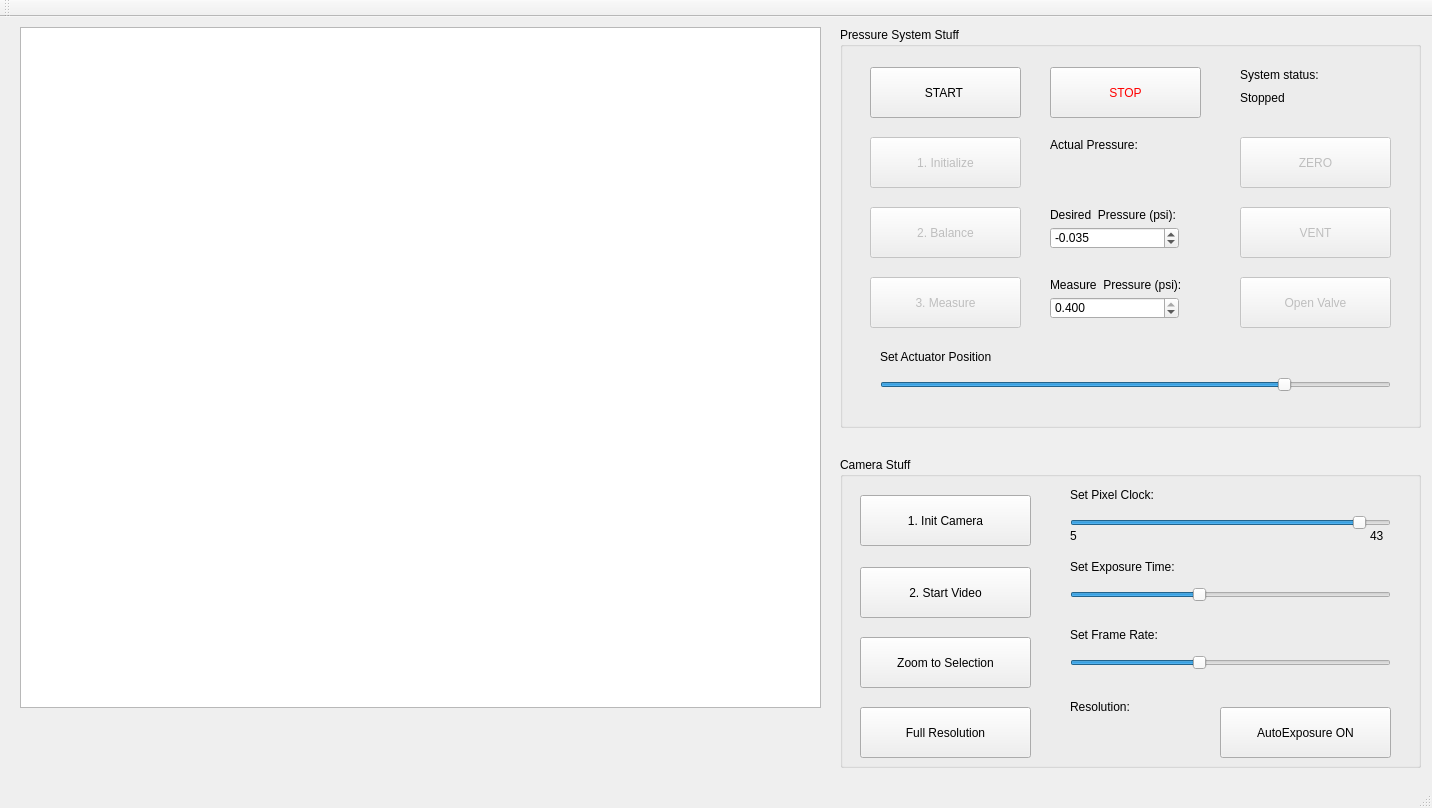
Old version of the form mainwindow.ui in the repository liviaz/PressureSystem.
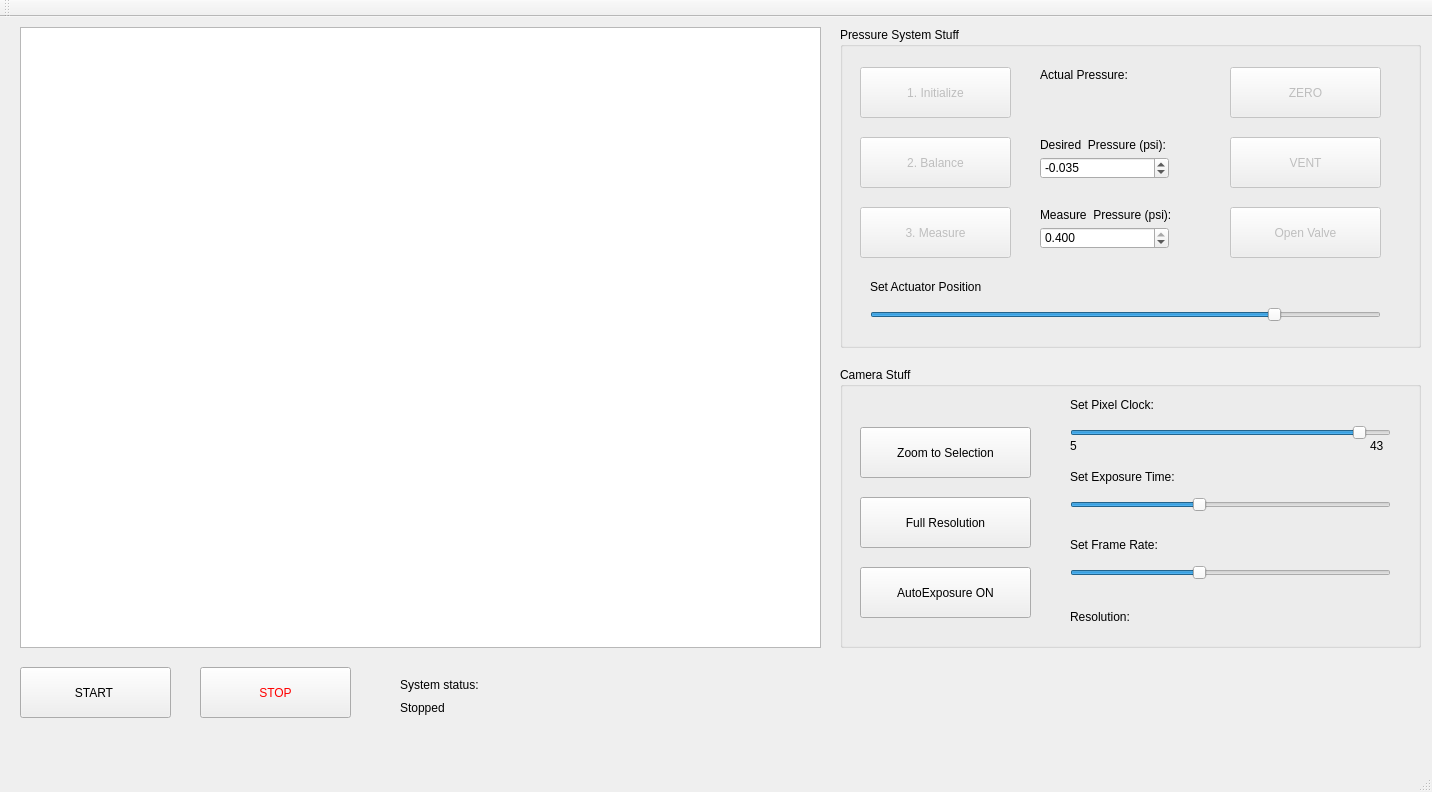
New version of the form.

Commit message:
can auto-crop ROI and take a video
But getting ROI back to normal not working

Diff of the .ui file:
```diff
--- a/mainwindow.ui
+++ b/mainwindow.ui
@@ -7,7 +7,7 @@
     <x>0</x>
     <y>0</y>
     <width>1432</width>
-    <height>808</height>
+    <height>792</height>
    </rect>
   </property>
   <property name="windowTitle">
@@ -20,7 +20,7 @@
       <x>20</x>
       <y>10</y>
       <width>801</width>
-      <height>681</height>
+      <height>621</height>
      </rect>
     </property>
     <property name="sizePolicy">
@@ -39,7 +39,7 @@
       <x>840</x>
       <y>10</y>
       <width>581</width>
-      <height>401</height>
+      <height>321</height>
      </rect>
     </property>
     <property name="styleSheet">
@@ -55,8 +55,8 @@
      </property>
      <property name="geometry">
       <rect>
-       <x>400</x>
-       <y>180</y>
+       <x>390</x>
+       <y>110</y>
        <width>151</width>
        <height>51</height>
       </rect>
@@ -74,8 +74,8 @@
     <widget class="QDoubleSpinBox" name="measurePressureDouble">
      <property name="geometry">
       <rect>
-       <x>210</x>
-       <y>270</y>
+       <x>200</x>
+       <y>200</y>
        <width>129</width>
        <height>22</height>
       </rect>
@@ -111,8 +111,8 @@
      </property>
      <property name="geometry">
       <rect>
-       <x>400</x>
-       <y>110</y>
+       <x>390</x>
+       <y>40</y>
        <width>151</width>
        <height>51</height>
       </rect>
@@ -127,8 +127,8 @@
     <widget class="QLabel" name="actualPressure">
      <property name="geometry">
       <rect>
-       <x>210</x>
-       <y>130</y>
+       <x>200</x>
+       <y>60</y>
        <width>131</width>
        <height>21</height>
       </rect>
@@ -146,8 +146,8 @@
      </property>
      <property name="geometry">
       <rect>
-       <x>400</x>
-       <y>250</y>
+       <x>390</x>
+       <y>180</y>
        <width>151</width>
        <height>51</height>
       </rect>
@@ -169,8 +169,8 @@
      </property>
      <property name="geometry">
       <rect>
-       <x>30</x>
-       <y>180</y>
+       <x>20</x>
+       <y>110</y>
        <width>151</width>
        <height>51</height>
       </rect>
@@ -185,8 +185,8 @@
     <widget class="QLabel" name="PressureLabel">
      <property name="geometry">
       <rect>
-       <x>210</x>
-       <y>110</y>
+       <x>200</x>
+       <y>40</y>
        <width>131</width>
        <height>16</height>
       </rect>
@@ -204,8 +204,8 @@
      </property>
      <property name="geometry">
       <rect>
-       <x>30</x>
-       <y>110</y>
+       <x>20</x>
+       <y>40</y>
        <width>151</width>
        <height>51</height>
       </rect>
@@ -220,8 +220,8 @@
     <widget class="QLabel" name="MeasurementPressureLabel">
      <property name="geometry">
       <rect>
-       <x>210</x>
-       <y>250</y>
+       <x>200</x>
+       <y>180</y>
        <width>161</width>
        <height>16</height>
       </rect>
@@ -236,8 +236,8 @@
     <widget class="QSlider" name="horizontalSlider">
      <property name="geometry">
       <rect>
-       <x>40</x>
-       <y>350</y>
+       <x>30</x>
+       <y>280</y>
        <width>511</width>
        <height>16</height>
       </rect>
@@ -252,27 +252,11 @@
       <enum>Qt::Horizontal</enum>
      </property>
     </widget>
-    <widget class="QLabel" name="statusLabel">
-     <property name="geometry">
-      <rect>
-       <x>400</x>
-       <y>60</y>
-       <width>91</width>
-       <height>21</height>
-      </rect>
-     </property>
-     <property name="styleSheet">
-      <string notr="true">font: 10pt &quot;MS Sans Serif&quot;;</string>
-     </property>
-     <property name="text">
-      <string>Stopped</string>
-     </property>
-    </widget>
     <widget class="QDoubleSpinBox" name="balancePressureDouble">
      <property name="geometry">
       <rect>
-       <x>210</x>
-       <y>200</y>
+       <x>200</x>
+       <y>130</y>
        <width>129</width>
        <height>22</height>
       </rect>
@@ -306,8 +290,8 @@
     <widget class="QLabel" name="DesiredPressureLabel">
      <property name="geometry">
       <rect>
-       <x>210</x>
-       <y>180</y>
+       <x>200</x>
+       <y>110</y>
        <width>141</width>
        <height>16</height>
       </rect>
@@ -322,8 +306,8 @@
     <widget class="QLabel" name="ActuatorPositionHeading">
      <property name="geometry">
       <rect>
-       <x>40</x>
-       <y>322</y>
+       <x>30</x>
+       <y>252</y>
        <width>261</width>
        <height>16</height>
       </rect>
@@ -335,30 +319,14 @@
       <string>Set Actuator Position</string>
      </property>
     </widget>
-    <widget class="QLabel" name="statusHeader">
-     <property name="geometry">
-      <rect>
-       <x>400</x>
-       <y>40</y>
-       <width>101</width>
-       <height>16</height>
-      </rect>
-     </property>
-     <property name="styleSheet">
-      <string notr="true">font: 10pt &quot;MS Sans Serif&quot;;</string>
-     </property>
-     <property name="text">
-      <string>System status:</string>
-     </property>
-    </widget>
     <widget class="QPushButton" name="measureButton">
      <property name="enabled">
       <bool>false</bool>
      </property>
      <property name="geometry">
       <rect>
-       <x>30</x>
-       <y>250</y>
+       <x>20</x>
+       <y>180</y>
        <width>151</width>
        <height>51</height>
       </rect>
@@ -370,50 +338,14 @@
       <string>3. Measure</string>
      </property>
     </widget>
-    <widget class="QPushButton" name="startButton">
-     <property name="geometry">
-      <rect>
-       <x>30</x>
-       <y>40</y>
-       <width>151</width>
-       <height>51</height>
-      </rect>
-     </property>
-     <property name="styleSheet">
-      <string notr="true">font: 16pt &quot;MS Sans Serif&quot;;</string>
-     </property>
-     <property name="text">
-      <string>START </string>
-     </property>
-    </widget>
-    <widget class="QPushButton" name="stopButton">
-     <property name="enabled">
-      <bool>true</bool>
-     </property>
-     <property name="geometry">
-      <rect>
-       <x>210</x>
-       <y>40</y>
-       <width>151</width>
-       <height>51</height>
-      </rect>
-     </property>
-     <property name="styleSheet">
-      <string notr="true">font: 16pt &quot;MS Sans Serif&quot;;
-color: red;</string>
-     </property>
-     <property name="text">
-      <string>STOP</string>
-     </property>
-    </widget>
    </widget>
    <widget class="QGroupBox" name="pressureBox_2">
     <property name="geometry">
      <rect>
       <x>840</x>
-      <y>440</y>
+      <y>350</y>
       <width>581</width>
-      <height>311</height>
+      <height>281</height>
      </rect>
     </property>
     <property name="styleSheet">
@@ -422,22 +354,6 @@
     <property name="title">
      <string>Camera Stuff</string>
     </property>
-    <widget class="QPushButton" name="InitCameraButton">
-     <property name="geometry">
-      <rect>
-       <x>20</x>
-       <y>38</y>
-       <width>171</width>
-       <height>51</height>
-      </rect>
-     </property>
-     <property name="styleSheet">
-      <string notr="true">font: 12pt &quot;MS Sans Serif&quot;;</string>
-     </property>
-     <property name="text">
-      <string>1. Init Camera</string>
-     </property>
-    </widget>
     <widget class="QLabel" name="ExposureTimeHeading">
      <property name="geometry">
       <rect>
@@ -591,27 +507,11 @@
       <string/>
      </property>
     </widget>
-    <widget class="QPushButton" name="StartVideoButton">
-     <property name="geometry">
-      <rect>
-       <x>20</x>
-       <y>110</y>
-       <width>171</width>
-       <height>51</height>
-      </rect>
-     </property>
-     <property name="styleSheet">
-      <string notr="true">font: 12pt &quot;MS Sans Serif&quot;;</string>
-     </property>
-     <property name="text">
-      <string>2. Start Video</string>
-     </property>
-    </widget>
     <widget class="QPushButton" name="AutoExposureButton">
      <property name="geometry">
       <rect>
-       <x>380</x>
-       <y>250</y>
+       <x>20</x>
+       <y>200</y>
        <width>171</width>
        <height>51</height>
       </rect>
@@ -732,7 +632,7 @@
      <property name="geometry">
       <rect>
        <x>20</x>
-       <y>180</y>
+       <y>60</y>
        <width>171</width>
        <height>51</height>
       </rect>
@@ -748,7 +648,7 @@
      <property name="geometry">
       <rect>
        <x>20</x>
-       <y>250</y>
+       <y>130</y>
        <width>171</width>
        <height>51</height>
       </rect>
@@ -763,8 +663,8 @@
     <widget class="QLabel" name="ResolutionIndicator">
      <property name="geometry">
       <rect>
-       <x>230</x>
-       <y>270</y>
+       <x>310</x>
+       <y>240</y>
        <width>121</width>
        <height>21</height>
       </rect>
@@ -793,6 +693,74 @@
      </property>
     </widget>
    </widget>
+   <widget class="QPushButton" name="startButton">
+    <property name="geometry">
+     <rect>
+      <x>20</x>
+      <y>650</y>
+      <width>151</width>
+      <height>51</height>
+     </rect>
+    </property>
+    <property name="styleSheet">
+     <string notr="true">font: 16pt &quot;MS Sans Serif&quot;;</string>
+    </property>
+    <property name="text">
+     <string>START </string>
+    </property>
+   </widget>
+   <widget class="QPushButton" name="stopButton">
+    <property name="enabled">
+     <bool>true</bool>
+    </property>
+    <property name="geometry">
+     <rect>
+      <x>200</x>
+      <y>650</y>
+      <width>151</width>
+      <height>51</height>
+     </rect>
+    </property>
+    <property name="styleSheet">
+     <string notr="true">font: 16pt &quot;MS Sans Serif&quot;;
+color: red;</string>
+    </property>
+    <property name="text">
+     <string>STOP</string>
+    </property>
+   </widget>
+   <widget class="QLabel" name="statusLabel">
+    <property name="geometry">
+     <rect>
+      <x>400</x>
+      <y>680</y>
+      <width>91</width>
+      <height>21</height>
+     </rect>
+    </property>
+    <property name="styleSheet">
+     <string notr="true">font: 10pt &quot;MS Sans Serif&quot;;</string>
+    </property>
+    <property name="text">
+     <string>Stopped</string>
+    </property>
+   </widget>
+   <widget class="QLabel" name="statusHeader">
+    <property name="geometry">
+     <rect>
+      <x>400</x>
+      <y>660</y>
+      <width>101</width>
+      <height>16</height>
+     </rect>
+    </property>
+    <property name="styleSheet">
+     <string notr="true">font: 10pt &quot;MS Sans Serif&quot;;</string>
+    </property>
+    <property name="text">
+     <string>System status:</string>
+    </property>
+   </widget>
   </widget>
   <widget class="QMenuBar" name="menuBar">
    <property name="geometry">
```
The commit also changes 6 other files.
